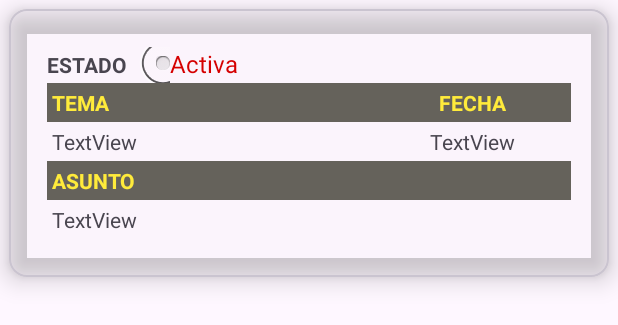
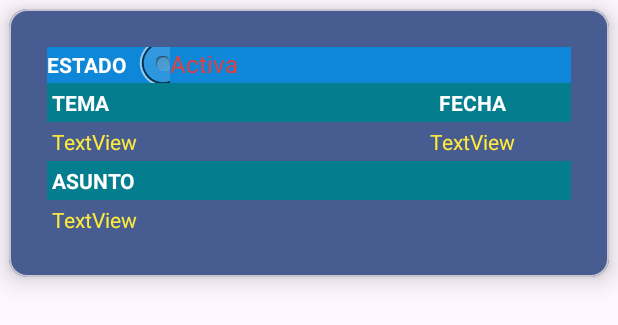
Before and after one commit to JSenen/GaticketApp, an Android app: the layout activity_user_list_item.xml on its own in the app's theme, with its tools: preview values and no code run, on a phone screen of 412 x 824 dp. Shown: the top 325 px of the screen. Run offline under Robolectric (Android 15) with nearby library versions, the phone set to English and light mode, and no system bars.

Commit message:
Change colors card

```diff
--- a/app/src/main/java/com/juansenen/gaticketapp/view/AdminListActivity.java
+++ b/app/src/main/java/com/juansenen/gaticketapp/view/AdminListActivity.java
@@ -2,6 +2,7 @@ package com.juansenen.gaticketapp.view;
 
 import androidx.annotation.NonNull;
 import androidx.appcompat.app.AppCompatActivity;
+import androidx.cardview.widget.CardView;
 import androidx.recyclerview.widget.LinearLayoutManager;
 import androidx.recyclerview.widget.RecyclerView;
 
--- a/app/src/main/res/layout/activity_admin_list.xml
+++ b/app/src/main/res/layout/activity_admin_list.xml
@@ -12,6 +12,8 @@
         android:layout_height="wrap_content"
         android:layout_marginTop="16dp"
         android:fontFamily="monospace"
+        android:padding="10dp"
+        android:paddingBottom="10dp"
         android:text="INCIDENCIAS"
         android:textAlignment="center"
         android:textAppearance="@style/TextAppearance.AppCompat.Body1"
@@ -25,8 +27,8 @@
 
     <androidx.recyclerview.widget.RecyclerView
         android:id="@+id/rcview_admin_list_incidences"
-        android:layout_width="414dp"
-        android:layout_height="678dp"
+        android:layout_width="412dp"
+        android:layout_height="658dp"
         android:padding="10dp"
         app:layout_constraintBottom_toBottomOf="parent"
         app:layout_constraintEnd_toEndOf="parent"
--- a/app/src/main/res/layout/activity_user_list_item.xml
+++ b/app/src/main/res/layout/activity_user_list_item.xml
@@ -9,7 +9,7 @@
     android:layout_marginTop="6dp"
     android:layout_marginRight="6dp"
     android:layout_marginBottom="6dp"
-    app:cardBackgroundColor="@color/cardview_shadow_end_color"
+    app:cardBackgroundColor="@color/material_dynamic_primary40"
     app:cardElevation="10dp"
     app:contentPadding="25dp">
 
@@ -21,6 +21,7 @@
         <LinearLayout
             android:layout_width="match_parent"
             android:layout_height="match_parent"
+            android:background="#CC0091EA"
             android:orientation="horizontal">
 
             <TextView
@@ -28,6 +29,7 @@
                 android:layout_width="58dp"
                 android:layout_height="wrap_content"
                 android:text="ESTADO"
+                android:textColor="#ffffff"
                 android:textStyle="bold" />
 
             <TextView
@@ -56,7 +58,7 @@
         <LinearLayout
             android:layout_width="match_parent"
             android:layout_height="match_parent"
-            android:background="#65625B"
+            android:background="#047E8E"
             android:orientation="horizontal">
 
             <TextView
@@ -70,7 +72,7 @@
                 android:padding="3dp"
                 android:text="TEMA"
                 android:textAlignment="viewStart"
-                android:textColor="#FFEB3B"
+                android:textColor="#FFFFFF"
                 android:textStyle="bold" />
 
             <TextView
@@ -82,7 +84,7 @@
                 android:padding="3dp"
                 android:text="FECHA"
                 android:textAlignment="center"
-                android:textColor="#FFEB3B"
+                android:textColor="#FFFFFF"
                 android:textStyle="bold" />
 
         </LinearLayout>
@@ -98,7 +100,8 @@
                 android:layout_height="wrap_content"
                 android:layout_weight="1"
                 android:padding="3dp"
-                android:text="TextView" />
+                android:text="TextView"
+                android:textColor="#FFEB3B" />
 
             <TextView
                 android:id="@+id/txt_incidenceuser_date"
@@ -107,25 +110,26 @@
                 android:layout_weight="1"
                 android:gravity="center"
                 android:padding="3dp"
-                android:text="TextView" />
+                android:text="TextView"
+                android:textColor="#FFEB3B" />
 
         </LinearLayout>
 
         <LinearLayout
             android:layout_width="match_parent"
             android:layout_height="match_parent"
-            android:background="#000000"
+            android:background="#047E8E"
             android:orientation="horizontal">
 
             <TextView
                 android:id="@+id/textView6"
                 android:layout_width="match_parent"
                 android:layout_height="wrap_content"
-                android:background="#65625B"
+                android:background="#047E8E"
                 android:padding="3dp"
                 android:text="ASUNTO"
                 android:textAlignment="textStart"
-                android:textColor="#FFEB3B"
+                android:textColor="#FFFFFF"
                 android:textStyle="bold" />
 
         </LinearLayout>
@@ -135,7 +139,8 @@
             android:layout_width="match_parent"
             android:layout_height="wrap_content"
             android:padding="3dp"
-            android:text="TextView" />
+            android:text="TextView"
+            android:textColor="#FFEB3B" />
 
     </LinearLayout>
 
--- a/app/src/main/res/values/colors.xml
+++ b/app/src/main/res/values/colors.xml
@@ -4,6 +4,7 @@
     <color name="white">#FFFFFFFF</color>
     <color name="pink">#FF4081</color>
     <color name="red">#D50000</color>
-    <color name="status_active">#D50000</color>
+    <color name="status_active">#E73E3E</color>
     <color name="status_in_process">#FFCC41</color>
+
 </resources>
```
Also changed, not shown: app/src/main/res/drawable/card_gradient_background.xml (added, +12 -0 lines), app/src/main/res/layout/activity_admin_list_item.xml (+14 -10 lines).
